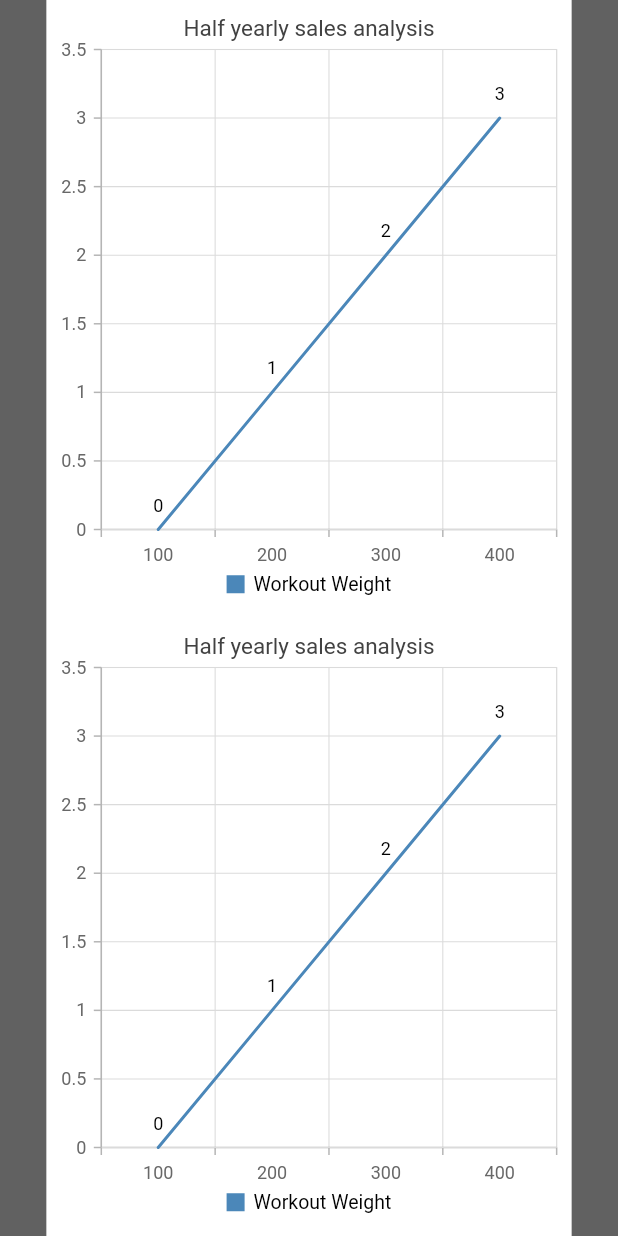
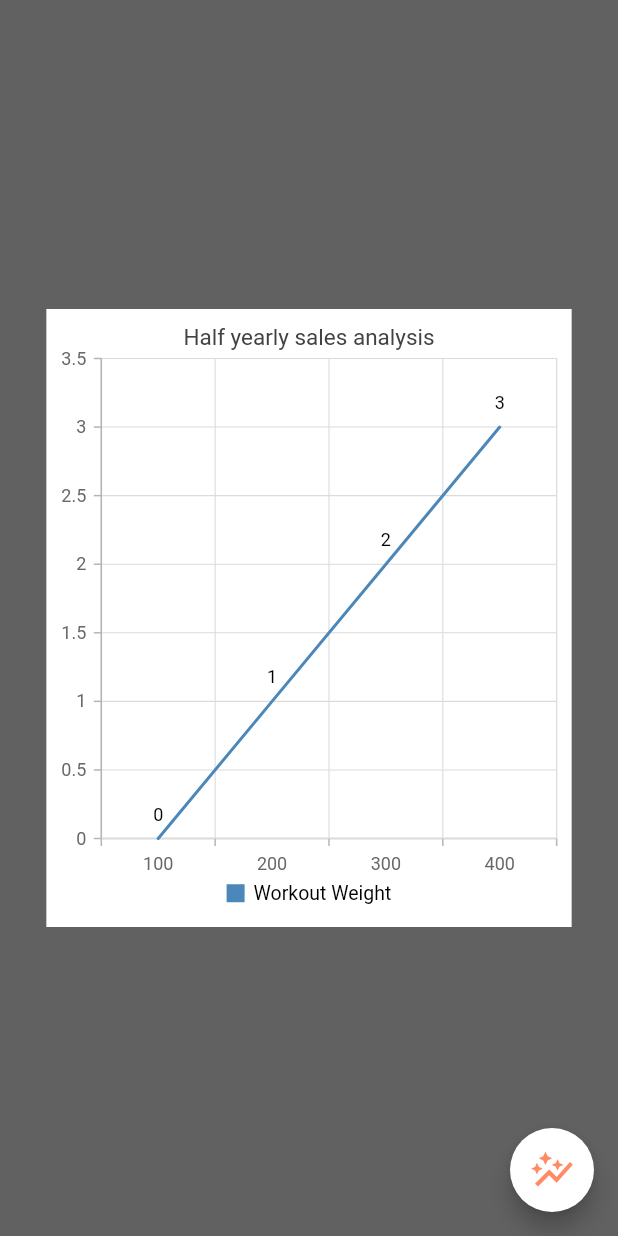
Before and after one commit to OBurnsy22/tempo, a Flutter app: the analyticsHome screen opened directly, on a phone screen of 412 x 824 dp. Run offline on Flutter 3.47's test engine with Material 2 defaults, Android fonts, the phone set to English and light mode, and no system bars; our stand-ins replace bordered_text, cloud_firestore, curved_navigation_bar, firebase_auth, firebase_core, firebase_storage and 3 more; missing offline and left inert: flutter_ringtone_player; accounts and stored records are empty.

Commit message:
Floating action button positioned on graph page

```diff
--- a/tempo/lib/analytics.dart
+++ b/tempo/lib/analytics.dart
@@ -44,10 +44,7 @@ class analyticsHomeState extends State<analyticsHome>
         body: Center(
             child: SingleChildScrollView(
                 scrollDirection: Axis.vertical,
-                child: Column(
-                  /*width: MediaQuery.of(context).size.width * 0.90,
-                  height: MediaQuery.of(context).size.height * 0.90,*/
-                  children: <Widget>[
+                child: Column(children: <Widget>[
                   Container(
                       color: Colors.white,
                       width: MediaQuery.of(context).size.width * 0.85,
@@ -72,60 +69,17 @@ class analyticsHomeState extends State<analyticsHome>
                                   DataLabelSettings(isVisible: true))
                         ],
                       )),
-                    Container(
-                        color: Colors.white,
-                        width: MediaQuery.of(context).size.width * 0.85,
-                        height: MediaQuery.of(context).size.height * 0.50,
-                        child: SfCartesianChart(
-                          primaryXAxis: CategoryAxis(),
-                          // Chart title
-                          title: ChartTitle(text: 'Half yearly sales analysis'),
-                          // Enable legend
-                          legend: Legend(isVisible: true),
-                          // Enable tooltip
-                          tooltipBehavior: TooltipBehavior(enable: true),
-                          series: <ChartSeries<_WorkoutTimestamps, String>>[
-                            LineSeries<_WorkoutTimestamps, String>(
-                                dataSource: chartData,
-                                xValueMapper: (_WorkoutTimestamps workout, _) =>
-                                workout.weight,
-                                yValueMapper: (_WorkoutTimestamps workout, _) =>
-                                workout.date,
-                                name: 'Workout Weight',
-                                dataLabelSettings:
-                                DataLabelSettings(isVisible: true))
-                          ],
-                        )),
-                    Container(
-                        color: Colors.white,
-                        width: MediaQuery.of(context).size.width * 0.85,
-                        height: MediaQuery.of(context).size.height * 0.50,
-                        child: SfCartesianChart(
-                          primaryXAxis: CategoryAxis(),
-                          // Chart title
-                          title: ChartTitle(text: 'Half yearly sales analysis'),
-                          // Enable legend
-                          legend: Legend(isVisible: true),
-                          // Enable tooltip
-                          tooltipBehavior: TooltipBehavior(enable: true),
-                          series: <ChartSeries<_WorkoutTimestamps, String>>[
-                            LineSeries<_WorkoutTimestamps, String>(
-                                dataSource: chartData,
-                                xValueMapper: (_WorkoutTimestamps workout, _) =>
-                                workout.weight,
-                                yValueMapper: (_WorkoutTimestamps workout, _) =>
-                                workout.date,
-                                name: 'Workout Weight',
-                                dataLabelSettings:
-                                DataLabelSettings(isVisible: true))
-                          ],
-                        )),
-                ]
-                )
-              )
-
-
-              ));
+                ]))),
+            floatingActionButton: FloatingActionButton(
+                onPressed: AddGraphForm,
+                child: Icon(
+                  Icons.auto_graph,
+                  size: 30,
+                  color: Colors.deepOrange[300],
+                ),
+                backgroundColor: Colors.white,
+            ),
+      );
     } else {
       //data hasn't been retrieved yet so return progress indicator
       return CircularProgressIndicator(
@@ -134,19 +88,6 @@ class analyticsHomeState extends State<analyticsHome>
       );
     }
   }
-
-  /*
-              Container(
-              alignment: Alignment.center,
-              child: GestureDetector(
-                onTap: AddGraphForm,
-                child: Icon(
-                  Icons.auto_graph,
-                  size: 30,
-                )
-              )
-            )
-   */
 
   Future<void> generateGraphs() async {
     for (int i = 0; i < 5; i++) {
```
Lines whose indentation alone changed are shown as unchanged.
